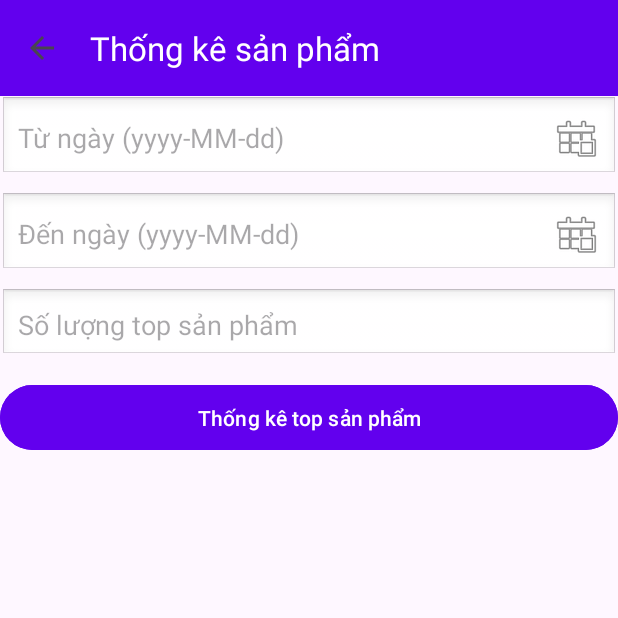
After one commit to Hailexuan00/appJPMart, an Android app: the ThongKeSanPhamActivity screen opened directly, with no data from a screen before it, on a phone screen of 412 x 824 dp, the top half of it. The commit adds this screen. Run offline under Robolectric (Android 15) with nearby library versions, the phone set to English and light mode, and no system bars.

Commit message:
code Top Sản phẩm

```diff
--- a/app/src/main/AndroidManifest.xml
+++ b/app/src/main/AndroidManifest.xml
@@ -12,6 +12,9 @@
         android:supportsRtl="true"
         android:theme="@style/Theme.JPMart_app"
         tools:targetApi="31">
+        <activity
+            android:name=".ChucNang.ThongKeSanPhamActivity"
+            android:exported="false" />
         <activity
             android:name=".ChucNang.ThongKeKhachHangActivity"
             android:exported="false" />
--- /dev/null
+++ b/app/src/main/java/fpoly/hailxph49396/jpmart_app/ChucNang/ThongKeSanPhamActivity.java
@@ -0,0 +1,102 @@
+package fpoly.hailxph49396.jpmart_app.ChucNang;
+
+import android.app.DatePickerDialog;
+import android.os.Bundle;
+import android.widget.Button;
+import android.widget.EditText;
+import android.widget.Toast;
+
+import androidx.appcompat.app.AppCompatActivity;
+import androidx.appcompat.widget.Toolbar;
+import androidx.recyclerview.widget.LinearLayoutManager;
+import androidx.recyclerview.widget.RecyclerView;
+
+import java.text.SimpleDateFormat;
+import java.util.ArrayList;
+import java.util.Calendar;
+import java.util.HashMap;
+import java.util.Locale;
+
+import fpoly.hailxph49396.jpmart_app.Adapter.ThongKeSanPhamAdapter;
+import fpoly.hailxph49396.jpmart_app.DAO.SanPhamDAO;
+import fpoly.hailxph49396.jpmart_app.R;
+
+public class ThongKeSanPhamActivity extends AppCompatActivity {
+    EditText edtTuNgay, edtDenNgay, edtSoLuong;
+    Button btnThongKe;
+    RecyclerView rcv;
+    SanPhamDAO sanPhamDAO;
+    SimpleDateFormat sdf = new SimpleDateFormat("yyyy-MM-dd", Locale.getDefault());
+
+    @Override
+    protected void onCreate(Bundle savedInstanceState) {
+        super.onCreate(savedInstanceState);
+        setContentView(R.layout.activity_thong_ke_san_pham);
+
+        edtTuNgay = findViewById(R.id.edtTuNgaysp);
+        edtDenNgay = findViewById(R.id.edtDenNgaysp);
+        edtSoLuong = findViewById(R.id.edtSoLuongsp);
+        btnThongKe = findViewById(R.id.btnThongKeTopSP);
+        rcv = findViewById(R.id.rcvThongKeTopSanPham);
+
+        sanPhamDAO = new SanPhamDAO(this);
+        rcv.setLayoutManager(new LinearLayoutManager(this));
+
+        // mở DatePicker khi nhấn vào EditText
+        edtTuNgay.setOnClickListener(v -> showDatePickerDialog(edtTuNgay));
+        edtDenNgay.setOnClickListener(v -> showDatePickerDialog(edtDenNgay));
+
+        Toolbar toolbar = findViewById(R.id.toolbar);
+        setSupportActionBar(toolbar);
+        if (getSupportActionBar() != null) {
+            getSupportActionBar().setTitle("Thống kê sản phẩm");
+            getSupportActionBar().setDisplayHomeAsUpEnabled(true);
+        }
+        toolbar.setNavigationOnClickListener(v -> {
+            finish();
+        });
+
+        btnThongKe.setOnClickListener(v -> {
+            String tuNgay = edtTuNgay.getText().toString().trim();
+            String denNgay = edtDenNgay.getText().toString().trim();
+            String soLuongStr = edtSoLuong.getText().toString().trim();
+
+            if (tuNgay.isEmpty() || denNgay.isEmpty() || soLuongStr.isEmpty()) {
+                Toast.makeText(this, "Vui lòng nhập đủ thông tin", Toast.LENGTH_SHORT).show();
+                return;
+            }
+
+            int soLuong;
+            try {
+                soLuong = Integer.parseInt(soLuongStr);
+            } catch (NumberFormatException e) {
+                Toast.makeText(this, "Số lượng không hợp lệ", Toast.LENGTH_SHORT).show();
+                return;
+            }
+
+            ArrayList<HashMap<String, Object>> list =
+                    sanPhamDAO.getTopSanPham(tuNgay, denNgay, soLuong);
+
+            ThongKeSanPhamAdapter adapter = new ThongKeSanPhamAdapter(this, list);
+            rcv.setAdapter(adapter);
+        });
+    }
+
+    private void showDatePickerDialog(EditText editText) {
+        Calendar calendar = Calendar.getInstance();
+
+        DatePickerDialog datePickerDialog = new DatePickerDialog(
+                this,
+                (view, year, month, dayOfMonth) -> {
+                    calendar.set(year, month, dayOfMonth);
+                    String dateStr = sdf.format(calendar.getTime());
+                    editText.setText(dateStr);
+                },
+                calendar.get(Calendar.YEAR),
+                calendar.get(Calendar.MONTH),
+                calendar.get(Calendar.DAY_OF_MONTH)
+        );
+
+        datePickerDialog.show();
+    }
+}
--- a/app/src/main/java/fpoly/hailxph49396/jpmart_app/MenuActivity.java
+++ b/app/src/main/java/fpoly/hailxph49396/jpmart_app/MenuActivity.java
@@ -28,6 +28,7 @@ import fpoly.hailxph49396.jpmart_app.ChucNang.NhanVienActivity;
 import fpoly.hailxph49396.jpmart_app.ChucNang.SanPhamActivity;
 import fpoly.hailxph49396.jpmart_app.ChucNang.ThongKeActivity;
 import fpoly.hailxph49396.jpmart_app.ChucNang.ThongKeKhachHangActivity;
+import fpoly.hailxph49396.jpmart_app.ChucNang.ThongKeSanPhamActivity;
 import fpoly.hailxph49396.jpmart_app.DAO.TaikhoanDAO;
 import fpoly.hailxph49396.jpmart_app.DTO.MenuDTO;
 import fpoly.hailxph49396.jpmart_app.DTO.NhanVienDTO;
@@ -96,7 +97,7 @@ public class MenuActivity extends AppCompatActivity {
         // Phân quyền hiển thị menu theo ChucVu
         if (user.getChucVu() == 1) { // Quản lý
             listThongKe.add(new MenuDTO("Thống kê", R.drawable.thongke));
-            listThongKe.add(new MenuDTO("Top sản phẩm", R.drawable.dinosaur));
+            listThongKe.add(new MenuDTO("Top sản phẩm", R.drawable.topsanpham));
             listThongKe.add(new MenuDTO("Top khách hàng", R.drawable.topkhachhang));
 
             listQuanLy.add(new MenuDTO("Sản phẩm", R.drawable.sanpham));
@@ -129,7 +130,7 @@ public class MenuActivity extends AppCompatActivity {
                     startActivity(new Intent(MenuActivity.this, ThongKeActivity.class));
                     break;
                 case "Top sản phẩm":
-//                    startActivity(new Intent(MenuActivity.this, TopSanPhamActivity.class));
+                    startActivity(new Intent(MenuActivity.this, ThongKeSanPhamActivity.class));
                     break;
                 case "Top khách hàng":
                     startActivity(new Intent(MenuActivity.this, ThongKeKhachHangActivity.class));
--- /dev/null
+++ b/app/src/main/res/layout/activity_thong_ke_san_pham.xml
@@ -0,0 +1,71 @@
+<?xml version="1.0" encoding="utf-8"?>
+<LinearLayout xmlns:android="http://schemas.android.com/apk/res/android"
+    xmlns:app="http://schemas.android.com/apk/res-auto"
+    android:orientation="vertical"
+    android:layout_width="match_parent"
+    android:layout_height="match_parent">
+
+    <!-- Toolbar -->
+    <androidx.appcompat.widget.Toolbar
+        android:id="@+id/toolbar"
+        android:layout_width="match_parent"
+        android:layout_height="?attr/actionBarSize"
+        android:background="@color/purple_500"
+        app:title="Thống kê sản phẩm"
+        app:titleTextColor="@android:color/white" />
+
+    <!-- Từ ngày -->
+    <EditText
+        android:id="@+id/edtTuNgaysp"
+        android:layout_width="match_parent"
+        android:layout_height="wrap_content"
+        android:hint="Từ ngày (yyyy-MM-dd)"
+        android:focusable="false"
+        android:clickable="true"
+        android:drawableEnd="@android:drawable/ic_menu_today"
+        android:padding="12dp"
+        android:background="@android:drawable/edit_text"
+        android:layout_marginBottom="8dp"/>
+
+    <!-- Đến ngày -->
+    <EditText
+        android:id="@+id/edtDenNgaysp"
+        android:layout_width="match_parent"
+        android:layout_height="wrap_content"
+        android:hint="Đến ngày (yyyy-MM-dd)"
+        android:focusable="false"
+        android:clickable="true"
+        android:drawableEnd="@android:drawable/ic_menu_today"
+        android:padding="12dp"
+        android:background="@android:drawable/edit_text"
+        android:layout_marginBottom="8dp"/>
+
+    <!-- Nhập số lượng -->
+    <EditText
+        android:id="@+id/edtSoLuongsp"
+        android:layout_width="match_parent"
+        android:layout_height="wrap_content"
+        android:hint="Số lượng top sản phẩm"
+        android:inputType="number"
+        android:padding="12dp"
+        android:background="@android:drawable/edit_text"
+        android:layout_marginBottom="12dp"/>
+
+    <!-- Nút thống kê -->
+    <Button
+        android:id="@+id/btnThongKeTopSP"
+        android:layout_width="match_parent"
+        android:layout_height="wrap_content"
+        android:text="Thống kê top sản phẩm"
+        android:backgroundTint="@color/purple_500"
+        android:textColor="@android:color/white"
+        android:padding="12dp"
+        android:layout_marginBottom="12dp"/>
+
+    <!-- RecyclerView -->
+    <androidx.recyclerview.widget.RecyclerView
+        android:id="@+id/rcvThongKeTopSanPham"
+        android:layout_width="match_parent"
+        android:layout_height="0dp"
+        android:layout_weight="1"/>
+</LinearLayout>
```
Also changed, not shown: app/src/main/java/fpoly/hailxph49396/jpmart_app/Adapter/ThongKeSanPhamAdapter.java (added, +52 -0 lines), app/src/main/java/fpoly/hailxph49396/jpmart_app/DAO/SanPhamDAO.java (+28 -0 lines), app/src/main/res/layout/item_thong_ke_san_pham.xml (added, +38 -0 lines), app/src/main/res/drawable/topsanpham.webp (added).
